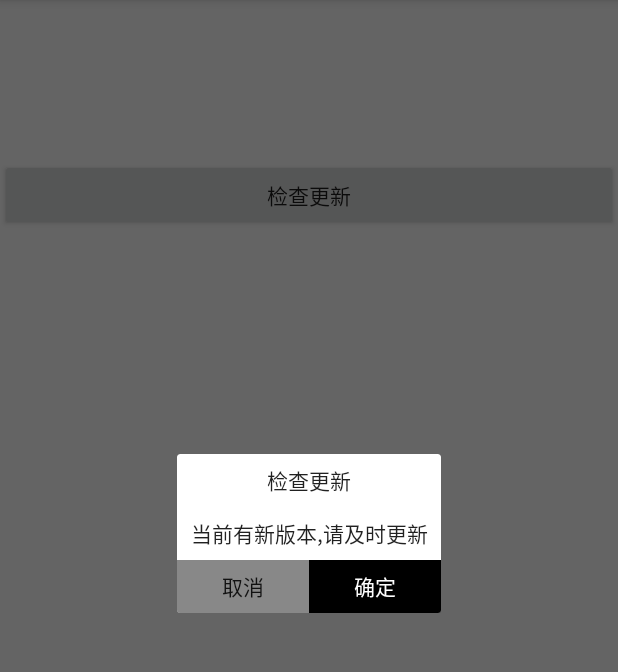
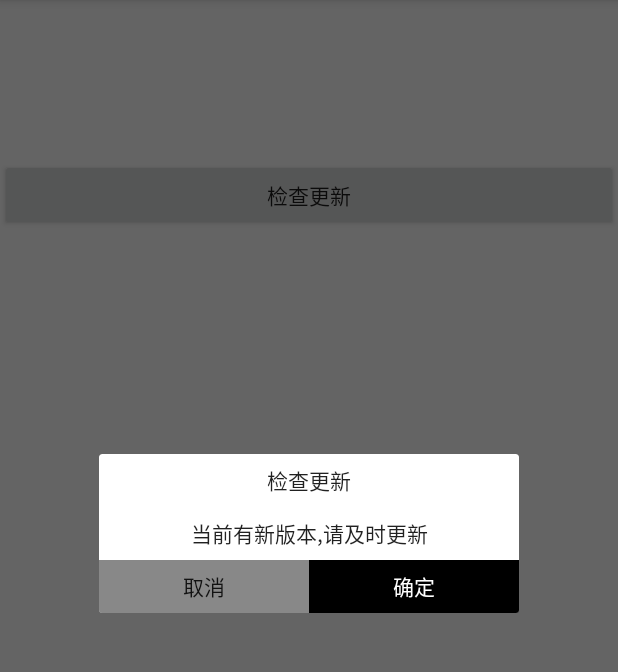
Before and after one commit to didiaodazhong/MyApplication, an Android app: the DownLoadActivity screen opened directly, with no data from a screen before it, after a tap on "检查更新", on a phone screen of 412 x 824 dp, the part 84-756 px from its top. Run offline under Robolectric (Android 15) with nearby library versions, the phone set to English and light mode, and no system bars; our stand-ins replace CircleImageView.

Commit message:
完善app下载过程中的页面显示更新等逻辑操作

```diff
--- a/app/src/main/java/com/peixing/myapplication/activity/UpdateFragment.java
+++ b/app/src/main/java/com/peixing/myapplication/activity/UpdateFragment.java
@@ -3,12 +3,16 @@ package com.peixing.myapplication.activity;
 import android.annotation.SuppressLint;
 import android.app.Dialog;
 import android.content.Context;
+import android.content.DialogInterface;
 import android.os.Bundle;
 import android.support.annotation.NonNull;
 import android.support.v4.app.DialogFragment;
+import android.view.KeyEvent;
 import android.view.View;
 import android.view.Window;
 import android.widget.Button;
+import android.widget.LinearLayout;
+import android.widget.TextView;
 
 import com.peixing.myapplication.R;
 
@@ -22,6 +26,9 @@ public class UpdateFragment extends DialogFragment implements View.OnClickListen
     private Button btnEnsure;
     private DownLoadFragmentListener downLoadFragmentListener;
     private Context context;
+    private LinearLayout linFragmentContainer;
+    private TextView txtFragmentMessage;
+    private boolean hadIntercept;
 
     public UpdateFragment(Context context) {
         this.context = context;
@@ -37,11 +44,28 @@ public class UpdateFragment extends DialogFragment implements View.OnClickListen
         Dialog dialog = new Dialog(context);
         dialog.requestWindowFeature(Window.FEATURE_NO_TITLE);
         dialog.setContentView(R.layout.fragment_update);
+        linFragmentContainer = (LinearLayout) dialog.findViewById(R.id.lin_fragment_container);
+        txtFragmentMessage = (TextView) dialog.findViewById(R.id.txt_fragment_message);
         btnCancel = (Button) dialog.findViewById(R.id.btn_cancel);
         btnEnsure = (Button) dialog.findViewById(R.id.btn_ensure);
         btnCancel.setOnClickListener(this);
         btnEnsure.setOnClickListener(this);
-
+        dialog.setCanceledOnTouchOutside(false);
+        dialog.setCancelable(false);
+        dialog.setOnKeyListener(new DialogInterface.OnKeyListener() {
+            @Override
+            public boolean onKey(DialogInterface dialog, int keyCode, KeyEvent event) {
+                if (keyCode == KeyEvent.KEYCODE_BACK) {
+                    if (hadIntercept) {
+                        return true;
+                    } else {
+                        return false;
+                    }
+                } else {
+                    return true;
+                }
+            }
+        });
         return dialog;
     }
 
@@ -54,11 +78,20 @@ public class UpdateFragment extends DialogFragment implements View.OnClickListen
                 break;
             case R.id.btn_ensure:
                 downLoadFragmentListener.ensure();
-                dismiss();
+//                dismiss();
                 break;
             default:
                 break;
         }
     }
 
+    public void setHadIntercept(boolean hadIntercept) {
+        this.hadIntercept = hadIntercept;
+    }
+
+    public void setProgress(String progress) {
+        if (txtFragmentMessage != null) {
+            txtFragmentMessage.setText(progress);
+        }
+    }
 }
--- a/app/src/main/res/layout/fragment_update.xml
+++ b/app/src/main/res/layout/fragment_update.xml
@@ -4,6 +4,12 @@
     android:layout_height="match_parent"
     android:gravity="center"
     android:orientation="vertical">
+
+    <LinearLayout
+        android:id="@+id/lin_fragment_container"
+        android:orientation="vertical"
+        android:layout_width="280dp"
+        android:layout_height="wrap_content">
 
     <TextView
         style="@style/Base.TextAppearance.AppCompat"
@@ -13,6 +19,7 @@
         android:text="检查更新" />
 
     <TextView
+        android:id="@+id/txt_fragment_message"
         style="@style/Base.TextAppearance.AppCompat"
         android:layout_width="match_parent"
         android:layout_height="35dp"
@@ -42,5 +49,5 @@
             android:text="确定"
             android:textColor="@color/white" />
     </LinearLayout>
-
+    </LinearLayout>
 </LinearLayout>
```
Also changed, not shown: app/src/main/java/com/peixing/myapplication/activity/DownLoadActivity.java (+12 -7 lines).
